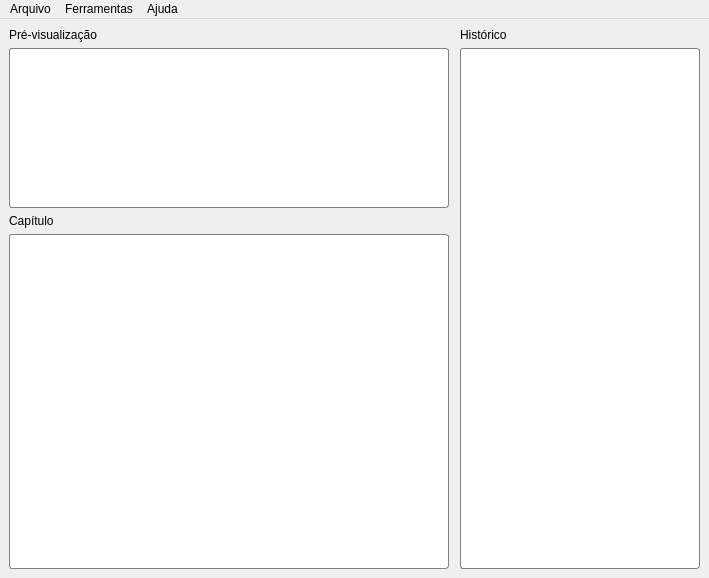
Qt form src/ui/main/window.ui (luanws/bible-projector) before a commit.
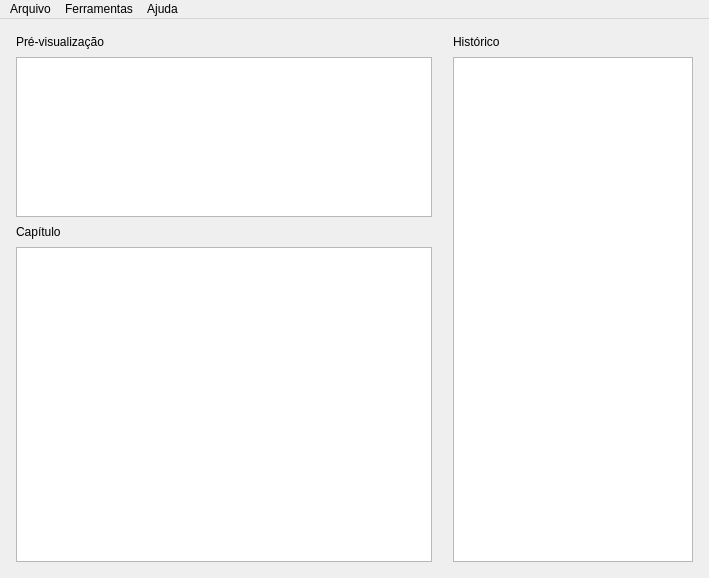
The same form after that commit.

Commit message: feat(style): qss file

The edit to the form file:
```diff
--- a/src/ui/main/window.ui
+++ b/src/ui/main/window.ui
@@ -28,11 +28,33 @@
   </property>
   <widget class="QWidget" name="centralwidget">
    <layout class="QVBoxLayout" name="verticalLayout">
+    <property name="leftMargin">
+     <number>16</number>
+    </property>
+    <property name="topMargin">
+     <number>8</number>
+    </property>
+    <property name="rightMargin">
+     <number>16</number>
+    </property>
+    <property name="bottomMargin">
+     <number>16</number>
+    </property>
     <item>
-     <layout class="QVBoxLayout" name="header_container"/>
+     <layout class="QVBoxLayout" name="header_container">
+      <property name="bottomMargin">
+       <number>8</number>
+      </property>
+     </layout>
     </item>
     <item>
      <layout class="QGridLayout" name="gridLayout" rowstretch="0,0,0,0" columnstretch="0,0,0,0">
+      <property name="horizontalSpacing">
+       <number>16</number>
+      </property>
+      <property name="verticalSpacing">
+       <number>8</number>
+      </property>
       <item row="0" column="3">
        <widget class="QLabel" name="history_label">
         <property name="styleSheet">
@@ -65,15 +87,7 @@
          </size>
         </property>
         <property name="styleSheet">
-         <string notr="true">* {
-	border-style: solid;
-	border-color: gray;
-	border-width: 1px;
-	border-radius: 3px;
-	background-color: white;
-	color: black;
-	font-size: 10pt;
-}</string>
+         <string notr="true"/>
         </property>
        </widget>
       </item>
@@ -103,15 +117,7 @@
       <item row="3" column="0">
        <widget class="QListWidget" name="chapter_list_widget">
         <property name="styleSheet">
-         <string notr="true">#chapter_list_widget {
-	border-style: solid;
-	border-color: gray;
-	border-width: 1px;
-	border-radius: 3px;
-	background-color: white;
-	color: black;
-	font-size: 10pt;
-}</string>
+         <string notr="true"/>
         </property>
        </widget>
       </item>
@@ -130,16 +136,7 @@
          </size>
         </property>
         <property name="styleSheet">
-         <string notr="true">#history_list_widget {
-	border-style: solid;
-	border-color: gray;
-	border-width: 1px;
-	border-radius: 3px;
-	background-color: white;
-	color: black;
-	font-size: 10pt;
-	padding: 8px;
-}</string>
+         <string notr="true"/>
         </property>
        </widget>
       </item>
```
The commit also changes 6 other files.
